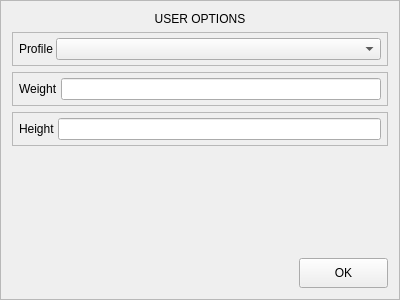
Above: Pilocik/useroptionswindow.ui from dotevo/Pilocik before the change. Below: the same form after it.
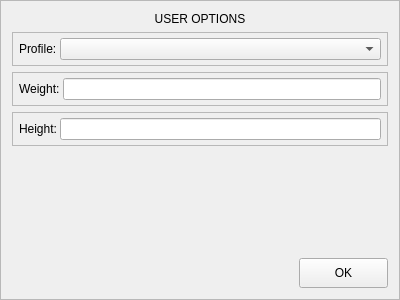
That is the form after the change. Custom widgets are drawn as their Qt base class.

What changed in the file:
```diff
--- a/Pilocik/useroptionswindow.ui
+++ b/Pilocik/useroptionswindow.ui
@@ -57,7 +57,7 @@
       <item>
        <widget class="QLabel" name="profileLabel">
         <property name="text">
-         <string>Profile</string>
+         <string>Profile:</string>
         </property>
        </widget>
       </item>
@@ -101,7 +101,7 @@
       <item>
        <widget class="QLabel" name="weightLabel">
         <property name="text">
-         <string>Weight</string>
+         <string>Weight:</string>
         </property>
        </widget>
       </item>
@@ -138,7 +138,7 @@
       <item>
        <widget class="QLabel" name="heightLabel">
         <property name="text">
-         <string>Height</string>
+         <string>Height:</string>
         </property>
        </widget>
       </item>
```
